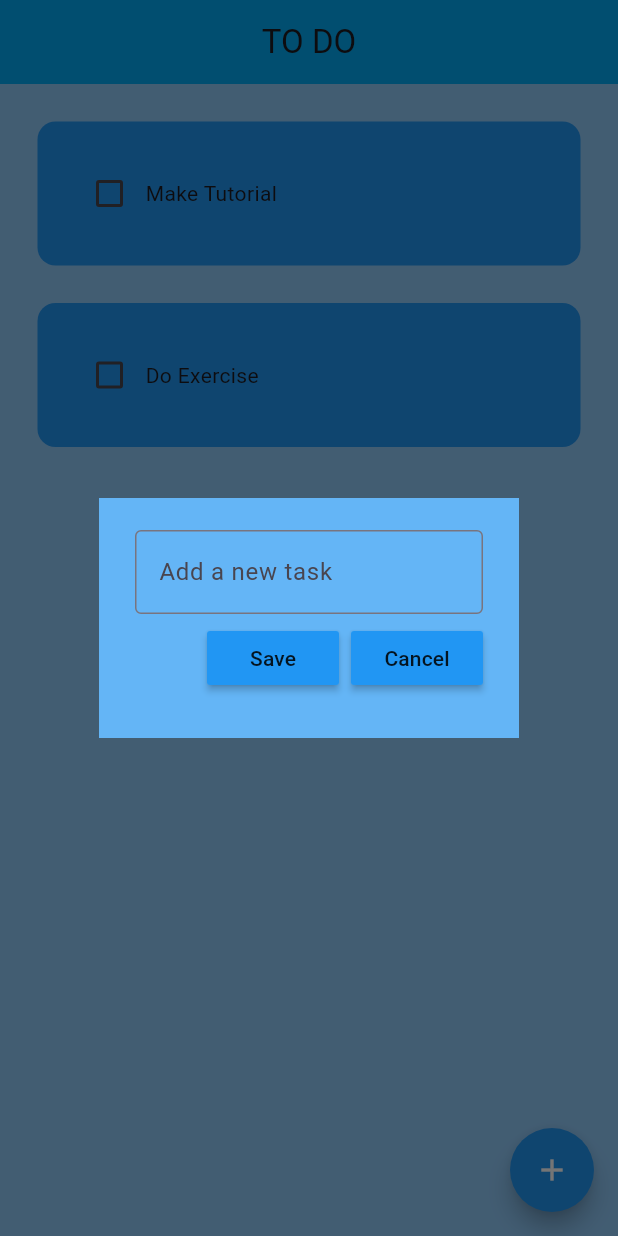
After one commit to FlackCode/flutterToDoApp, a Flutter app: the screen it shows after launch, after a tap on the "add" icon, on a phone screen of 412 x 824 dp. The commit adds this screen. Run offline on Flutter 3.47's test engine with Material 3 defaults, Android fonts, the phone set to English and light mode, and no system bars.

Commit message:
Implemented Adding Tasks!

```diff
--- a/lib/pages/home_page.dart
+++ b/lib/pages/home_page.dart
@@ -1,4 +1,5 @@
 import 'package:flutter/material.dart';
+import 'package:todoapp/util/dialog_box.dart';
 import 'package:todoapp/util/todo_tile.dart';
 
 class HomePage extends StatefulWidget {
@@ -9,6 +10,8 @@ class HomePage extends StatefulWidget {
 }
 
 class _HomePageState extends State<HomePage> {
+  final _controller = TextEditingController();
+
   List toDoList = [
     ['Make Tutorial', false],
     ['Do Exercise', false],
@@ -20,6 +23,26 @@ class _HomePageState extends State<HomePage> {
     });
   }
 
+  void saveNewTask() {
+    setState(() {
+      toDoList.add([_controller.text, false]);
+      _controller.clear();
+    });
+    Navigator.of(context).pop();
+  }
+
+  void createNewTask() {
+    showDialog(
+        context: context,
+        builder: (context) {
+          return DialogBox(
+            controller: _controller,
+            onSave: saveNewTask,
+            onCancel: () => Navigator.of(context).pop(),
+          );
+        });
+  }
+
   @override
   Widget build(BuildContext context) {
     return Scaffold(
@@ -29,6 +52,15 @@ class _HomePageState extends State<HomePage> {
         title: Text('TO DO'),
         centerTitle: true,
         elevation: 0.0,
+      ),
+      floatingActionButton: FloatingActionButton(
+        onPressed: createNewTask,
+        backgroundColor: Colors.blue,
+        shape: RoundedRectangleBorder(borderRadius: BorderRadius.circular(100)),
+        child: Icon(
+          Icons.add,
+          color: Colors.white,
+        ),
       ),
       body: ListView.builder(
         itemCount: toDoList.length,
--- /dev/null
+++ b/lib/util/dialog_box.dart
@@ -0,0 +1,46 @@
+import 'package:flutter/material.dart';
+import 'package:todoapp/util/my_button.dart';
+
+// ignore: must_be_immutable
+class DialogBox extends StatelessWidget {
+  final controller;
+  VoidCallback onSave;
+  VoidCallback onCancel;
+
+  DialogBox(
+      {super.key,
+      required this.controller,
+      required this.onSave,
+      required this.onCancel});
+
+  @override
+  Widget build(BuildContext context) {
+    return AlertDialog(
+      backgroundColor: Colors.blue[300],
+      shape: RoundedRectangleBorder(borderRadius: BorderRadius.circular(0)),
+      content: SizedBox(
+        height: 120,
+        child: Column(
+          mainAxisAlignment: MainAxisAlignment.spaceEvenly,
+          children: [
+            TextField(
+              controller: controller,
+              decoration: const InputDecoration(
+                  border: OutlineInputBorder(), hintText: 'Add a new task'),
+            ),
+            Row(
+              mainAxisAlignment: MainAxisAlignment.end,
+              children: [
+                MyButton(text: 'Save', onPressed: onSave),
+                const SizedBox(
+                  width: 8,
+                ),
+                MyButton(text: 'Cancel', onPressed: onCancel),
+              ],
+            )
+          ],
+        ),
+      ),
+    );
+  }
+}
--- /dev/null
+++ b/lib/util/my_button.dart
@@ -0,0 +1,18 @@
+import 'package:flutter/material.dart';
+
+// ignore: must_be_immutable
+class MyButton extends StatelessWidget {
+  final String text;
+  VoidCallback onPressed;
+
+  MyButton({super.key, required this.text, required this.onPressed});
+
+  @override
+  Widget build(BuildContext context) {
+    return MaterialButton(
+      onPressed: onPressed,
+      color: Colors.blue,
+      child: Text(text),
+    );
+  }
+}
```
